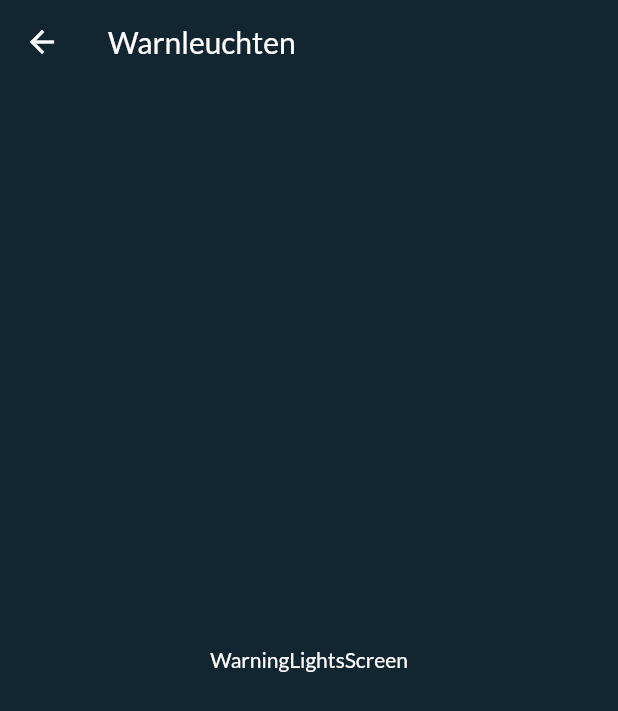
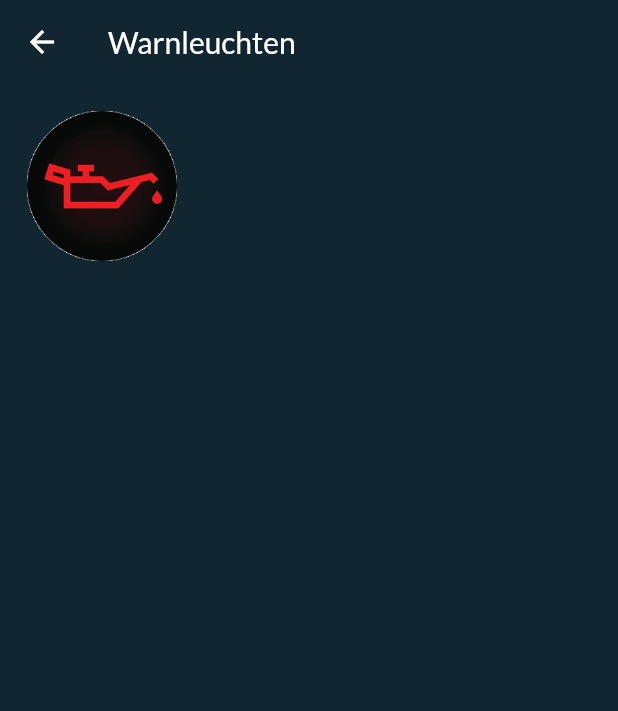
Before and after one commit to philan92/CarTastic, a Flutter app: the WarningLightsScreen screen opened by its route, on a phone screen of 412 x 824 dp. Shown: the top 711 px of the screen. Run offline on Flutter 3.47's test engine with Material 2 defaults, Android fonts, the phone set to English and light mode, and no system bars; network calls fail.

Commit message:
+ Warninglights Screen + WarninglightsDetail Screen

```diff
--- /dev/null
+++ b/lib/data/warning_lights.dart
@@ -0,0 +1,21 @@
+class WarningLight {
+  String name;
+  String imagePath;
+  String meaning;
+  String solution;
+  String color;
+
+  WarningLight(
+      {this.name, this.imagePath, this.meaning, this.solution, this.color});
+}
+
+List<WarningLight> warningLights = [
+  WarningLight(
+      name: 'Ölstand',
+      color: 'red',
+      meaning:
+          'Der Öldruck im Motor ist zu gering. Es ist nicht genug Schmierstoff für ein reibungsarmes Zusammenspiel der beweglichen Teile im Motor vorhanden. Das kann zu einem Motorschaden führen. Die Ursache ist meist zu wenig Öl. Es kann aber auch eine defekte Ölpumpe, ein undichter Ölkreislauf oder ein Lagerschaden sein.',
+      solution:
+          'Leuchtet die Ölkanne mit gezackter Linie und „MIN“ auf, besteht Ölmangel. Fülle möglichst schnell Öl nach! Erlischt das Symbol anschließend nicht, suche eine Werkstatt auf. Erscheint nur (noch) die rote Ölkanne, halte sofort an und rufe den Pannendienst. Ein Weiterfahren kann sonst zu einem kapitalen Motorschaden führen.',
+      imagePath: 'assets/images/warning_lights/warnleuchte-oeldruck.png')
+];
--- a/lib/main.dart
+++ b/lib/main.dart
@@ -4,6 +4,7 @@ import 'package:klapperkiste/screens/car_management_screen/car_management_screen
 import 'package:klapperkiste/screens/home_screen/home_screen.dart';
 import 'package:klapperkiste/screens/repair_screen/repair_screen.dart';
 import 'package:klapperkiste/screens/repair_shop_screen/repair_shop_screen.dart';
+import 'package:klapperkiste/screens/warning_lights_screen/warning_light_detail_screen.dart';
 import 'package:klapperkiste/screens/warning_lights_screen/warning_lights_screen.dart';
 
 import 'constants.dart';
@@ -47,6 +48,7 @@ class MyApp extends StatelessWidget {
           '/car-management': (context) => CarManagementScreen(),
           '/car-maintenance': (context) => CarMaintenanceScreen(),
           '/warning-lights': (context) => WarningLightsScreen(),
+          '/warning-light-detail': (context) => WarningLightDetailScreen(),
           '/repair-shop': (context) => RepairShopScreen(),
         });
   }
--- a/lib/screens/warning_lights_screen/warning_lights_screen.dart
+++ b/lib/screens/warning_lights_screen/warning_lights_screen.dart
@@ -1,17 +1,44 @@
 import 'package:flutter/material.dart';
 import 'package:klapperkiste/constants.dart';
+import 'package:klapperkiste/data/warning_lights.dart';
+import 'package:klapperkiste/screens/warning_lights_screen/components/warning_light_item.dart';
+import 'package:klapperkiste/screens/warning_lights_screen/warning_light_detail_screen.dart';
 
 class WarningLightsScreen extends StatelessWidget {
   @override
   Widget build(BuildContext context) {
     return Scaffold(
+      backgroundColor: kBackgroundColor1,
       appBar: AppBar(
         title: Text('Warnleuchten'),
       ),
       body: Container(
         color: kBackgroundColor1,
-        child: Center(
-          child: Text('WarningLightsScreen'),
+        padding: EdgeInsets.all(18),
+        child: Container(
+          child: Wrap(
+            children: <Widget>[
+              for (var warningLight in warningLights)
+                SizedBox(
+                  height: 100,
+                  width: 100,
+                  child: InkWell(
+                    onTap: () {
+                      Navigator.push(
+                          context,
+                          MaterialPageRoute(
+                            builder: (context) => WarningLightDetailScreen(
+                                warningLight: warningLight),
+                          ));
+                    },
+                    child: Hero(
+                      tag: 'hero1',
+                      child: Image.asset(warningLight.imagePath),
+                    ),
+                  ),
+                ),
+            ],
+          ),
         ),
       ),
     );
--- a/pubspec.yaml
+++ b/pubspec.yaml
@@ -47,6 +47,7 @@ flutter:
   # To add assets to your application, add an assets section, like this:
   assets:
     - assets/images/
+    - assets/images/warning_lights/
 
   # An image asset can refer to one or more resolution-specific "variants", see
   # https://flutter.dev/assets-and-images/#resolution-aware.
```
Also changed, not shown: lib/screens/warning_lights_screen/components/warning_light_item.dart (added, +26 -0 lines), lib/screens/warning_lights_screen/warning_light_detail_screen.dart (added, +43 -0 lines), assets/images/warning_lights/warnleuchte-oeldruck.png (added), 19 other files.
